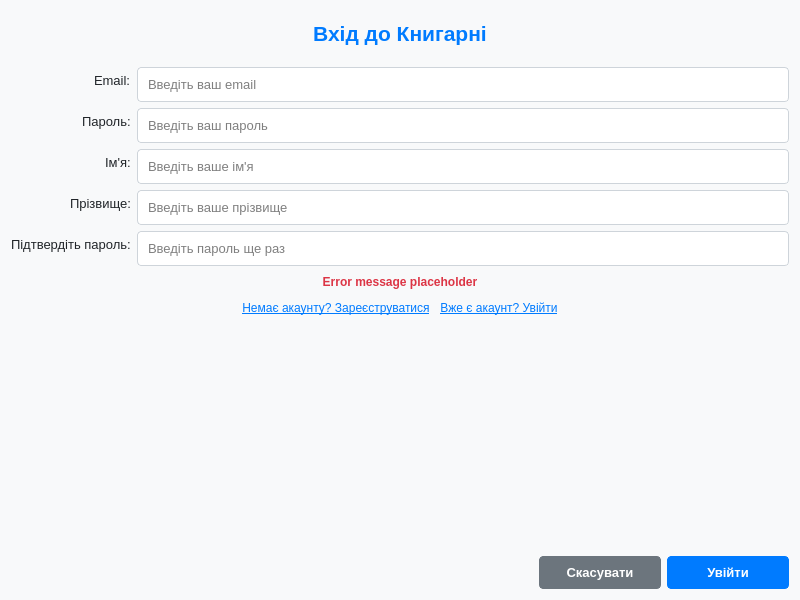
Old version of the form logindialog.ui in the repository Defenderest/DB_Kurs.
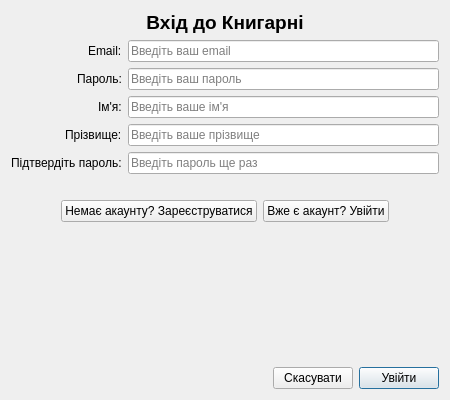
New version of the form.

Commit message: refactor: revert to default style and reduce login dialog size

The edit to the form file:
```diff
--- a/logindialog.ui
+++ b/logindialog.ui
@@ -6,126 +6,13 @@
    <rect>
     <x>0</x>
     <y>0</y>
-    <width>800</width>
-    <height>600</height>
+    <width>450</width>
+    <height>400</height>
    </rect>
   </property>
   <property name="windowTitle">
    <string>Вхід до системи</string>
   </property>
-  <property name="styleSheet">
-   <string notr="true">QDialog#LoginDialog {
-    background-color: #f8f9fa; /* Світло-сірий фон */
-}
-
-QLabel {
-    color: #212529; /* Темний текст */
-    font-size: 10pt;
-}
-
-QLabel#titleLabel {
-    font-size: 16pt;
-    font-weight: bold;
-    color: #007bff; /* Синій заголовок */
-    margin-bottom: 15px;
-	margin-top: 10px;
-}
-
-QLabel#errorLabel {
-    color: #dc3545; /* Червоний для помилок */
-    font-size: 9pt;
-    font-weight: bold;
-	min-height: 20px; /* Резервуємо місце */
-}
-
-QLineEdit {
-    padding: 8px;
-    border: 1px solid #ced4da; /* Світло-сіра рамка */
-    border-radius: 4px;
-    background-color: #ffffff; /* Білий фон */
-    font-size: 10pt;
-}
-
-QLineEdit:focus {
-    border-color: #80bdff; /* Синя рамка при фокусі */
-    /* Додатково можна додати тінь, якщо бажаєте */
-    /* box-shadow: 0 0 0 0.2rem rgba(0, 123, 255, 0.25); */
-}
-
-QPushButton {
-    padding: 8px 15px;
-    border: 1px solid #007bff; /* Синя рамка */
-    border-radius: 4px;
-    background-color: #007bff; /* Синій фон */
-    color: white; /* Білий текст */
-    font-size: 10pt;
-	font-weight: bold;
-    min-width: 90px; /* Мінімальна ширина */
-}
-
-QPushButton:hover {
-    background-color: #0056b3; /* Темніший синій при наведенні */
-    border-color: #0056b3;
-}
-
-QPushButton:pressed {
-    background-color: #004085; /* Ще темніший синій при натисканні */
-    border-color: #00376e;
-}
-
-QPushButton:disabled {
-    background-color: #6c757d; /* Сірий, коли вимкнено */
-    border-color: #6c757d;
-    color: #e9ecef;
-}
-
-QPushButton#cancelButton {
-    background-color: #6c757d; /* Сіра кнопка скасування */
-    border-color: #6c757d;
-}
-
-QPushButton#cancelButton:hover {
-    background-color: #5a6268;
-    border-color: #545b62;
-}
-
-QPushButton#cancelButton:pressed {
-    background-color: #545b62;
-    border-color: #4e555b;
-}
-
-/* Кнопки перемикання режимів (стиль як посилання) */
-QPushButton#switchToRegisterButton, QPushButton#switchToLoginButton {
-    background-color: transparent;
-    border: none;
-    color: #007bff; /* Синій текст */
-    text-decoration: underline;
-    padding: 2px;
-    min-width: 0; /* Скидання мін. ширини */
-	font-size: 9pt;
-	font-weight: normal; /* Звичайний шрифт */
-}
-
-QPushButton#switchToRegisterButton:hover, QPushButton#switchToLoginButton:hover {
-    color: #0056b3;
-}
-
-QPushButton#switchToRegisterButton:pressed, QPushButton#switchToLoginButton:pressed {
-    color: #004085;
-}
-
-/* Забираємо стиль flat, бо він може конфліктувати */
-QPushButton[flat=&quot;true&quot;] {
-   /* Стилі вже визначені вище */
-}
-
-QFormLayout {
-    vertical-spacing: 12px; /* Відстань між рядками форми */
-	horizontal-spacing: 10px; /* Відстань між міткою та полем */
-	margin-top: 15px;
-}
-</string>
-  </property>
   <property name="modal">
    <bool>true</bool>
   </property>
@@ -231,12 +118,8 @@
    </item>
    <item>
     <widget class="QLabel" name="errorLabel">
-     <property name="styleSheet">
-      <string notr="true">color: #dc3545; /* Червоний для помилок */
-font-size: 9pt;</string>
-     </property>
      <property name="text">
-      <string>Error message placeholder</string>
+      <string/>
      </property>
      <property name="alignment">
       <set>Qt::AlignmentFlag::AlignCenter</set>
```
